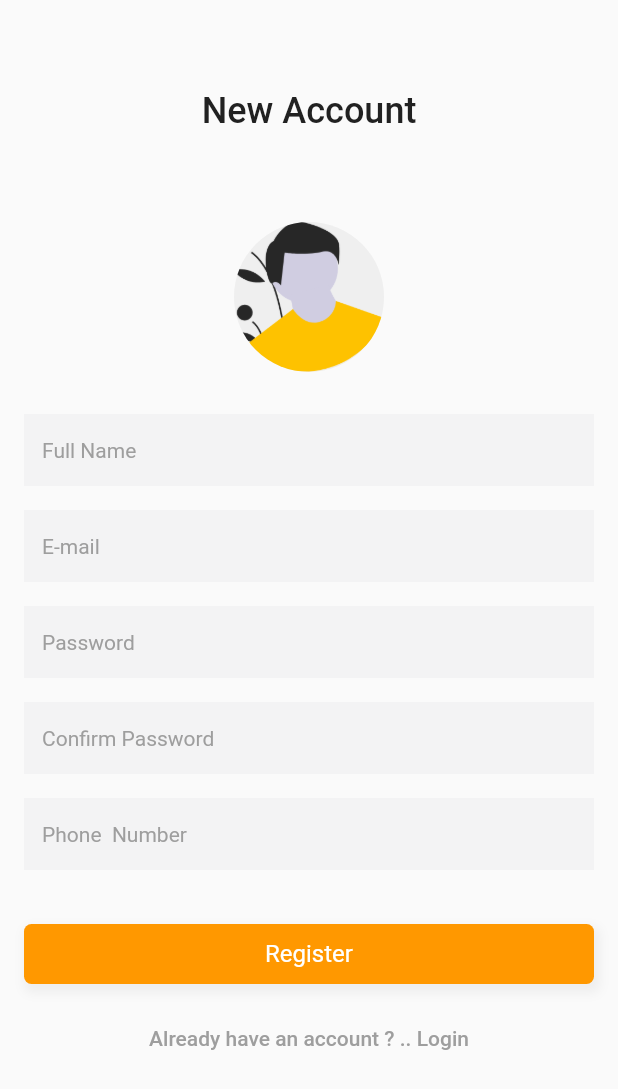
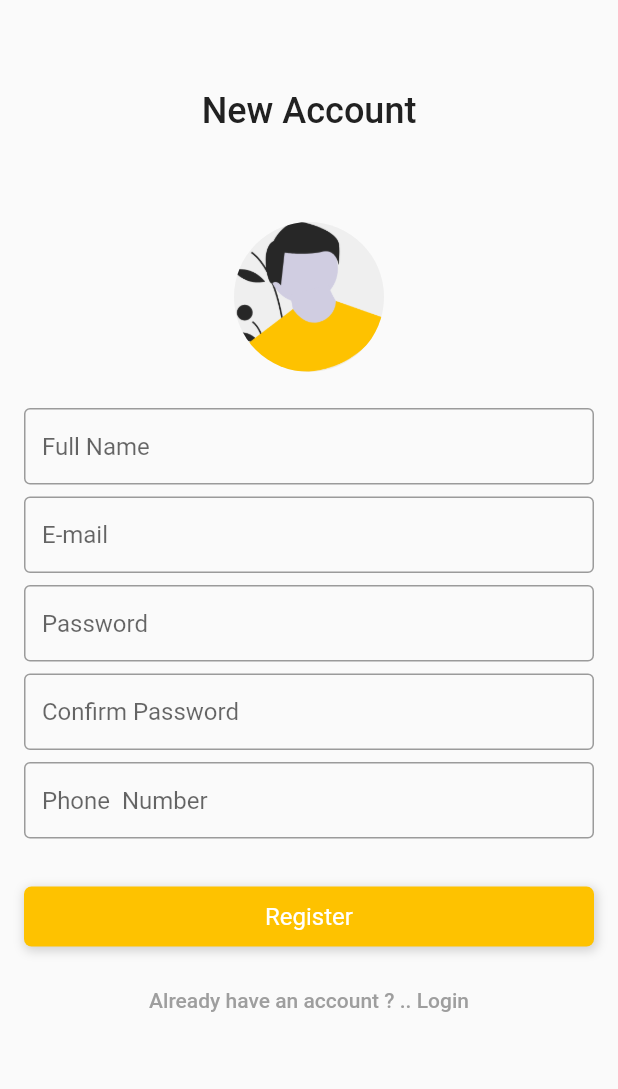
Before and after one commit to MAbolmaaty/Barq, a Flutter app: the RegisterScreen screen opened directly, on a phone screen of 412 x 824 dp. Shown: the top 1089 px of the screen. Run offline on Flutter 3.47's test engine with Material 2 defaults, Android fonts, the phone set to English and light mode, and no system bars; our stand-ins replace device_preview, flutter_swiper.

Commit message:
design dialogs

```diff
--- a/lib/src/screens/login_screen.dart
+++ b/lib/src/screens/login_screen.dart
@@ -130,7 +130,7 @@ class _LoginScreenState extends State<LoginScreen> {
   Widget _registerLabel() {
     return GestureDetector(
       onTap: () {
-        Navigator.of(context).push(
+        Navigator.of(context).pushReplacement(
           RegisterScreen.route(),
         );
       },
--- a/lib/src/screens/register_screen.dart
+++ b/lib/src/screens/register_screen.dart
@@ -43,11 +43,11 @@ class _RegisterScreenState extends State<RegisterScreen> {
             SizedBox(
               height: 20,
             ),
-            _entryField('Full Name'),
-            _entryField('E-mail'),
-            _entryField('Password', isPassword: true),
-            _entryField('Confirm Password', isPassword: true),
-            _entryField('Phone  Number'),
+            _entryField(title: 'Full Name'),
+            _entryField(title: 'E-mail'),
+            _entryField(title: 'Password', isPassword: true),
+            _entryField(title: 'Confirm Password', isPassword: true),
+            _entryField(title: 'Phone  Number'),
             SizedBox(
               height: 20,
             ),
@@ -63,18 +63,22 @@ class _RegisterScreenState extends State<RegisterScreen> {
     //     child: Text('I already have account ... Login')),
   }
 
-  Widget _entryField(String title, {bool isPassword = false}) {
+  Widget _entryField(
+      {String title, bool isPassword = false, int maxLines = 1}) {
     return Container(
-      margin: EdgeInsets.symmetric(horizontal: 16, vertical: 8),
+      margin: EdgeInsets.symmetric(horizontal: 16, vertical: 4),
       child: TextField(
+        maxLines: maxLines,
         obscureText: isPassword,
         decoration: InputDecoration(
-          hintText: title,
-          hintStyle: TextStyle(color: const Color(0xFF9e9e9e), fontSize: 14),
-          border: InputBorder.none,
-          fillColor: Color(0xfff3f3f4),
-          filled: true,
-        ),
+            labelText: title,
+            hintStyle: TextStyle(
+              color: const Color(0xFF9e9e9e),
+              fontSize: 12,
+            ),
+            alignLabelWithHint: true,
+            border: OutlineInputBorder(),
+            isDense: true),
       ),
     );
   }
@@ -89,12 +93,12 @@ class _RegisterScreenState extends State<RegisterScreen> {
           borderRadius: BorderRadius.all(Radius.circular(5)),
           boxShadow: <BoxShadow>[
             BoxShadow(
-                color: Colors.grey.shade200,
-                offset: Offset(2, 4),
+                color: const Color(0x709e9e9e),
+                offset: Offset(1, 2),
                 blurRadius: 5,
-                spreadRadius: 2)
+                spreadRadius: 1)
           ],
-          color: Colors.orange),
+          color: const Color(0xffFEC200)),
       child: Text(
         'Register',
         style: TextStyle(fontSize: 16, color: Colors.white),
@@ -103,9 +107,9 @@ class _RegisterScreenState extends State<RegisterScreen> {
   }
 
   Widget _loginLabel() {
-    return InkWell(
+    return GestureDetector(
       onTap: () {
-        Navigator.of(context).push(
+        Navigator.of(context).pushReplacement(
           LoginScreen.route(),
         );
       },
```
Also changed, not shown: lib/src/widgets/new_website_dialog.dart (+4 -3 lines), lib/src/widgets/register_success_dialog.dart (added, +35 -0 lines).
